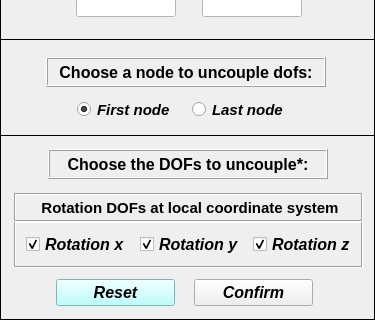
Old version of the form pulse/uix/user_input/ui/dofsCouplingInput.ui in the repository open-pulse/OpenPulse; both pictures show x 0 to 375 and y 149 to 469 of the 375 by 469 pixel window.
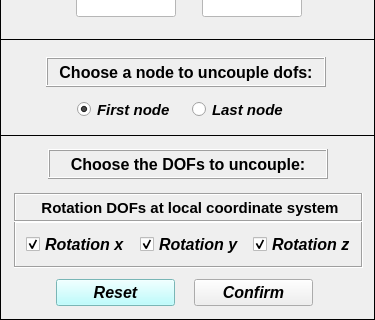
New version of the form.

The edit to the form file:
```diff
--- a/pulse/uix/user_input/ui/dofsCouplingInput.ui
+++ b/pulse/uix/user_input/ui/dofsCouplingInput.ui
@@ -951,7 +951,7 @@
      <number>0</number>
     </property>
     <property name="text">
-     <string>Choose the DOFs to uncouple*:</string>
+     <string>Choose the DOFs to uncouple:</string>
     </property>
     <property name="alignment">
      <set>Qt::AlignCenter</set>
```
